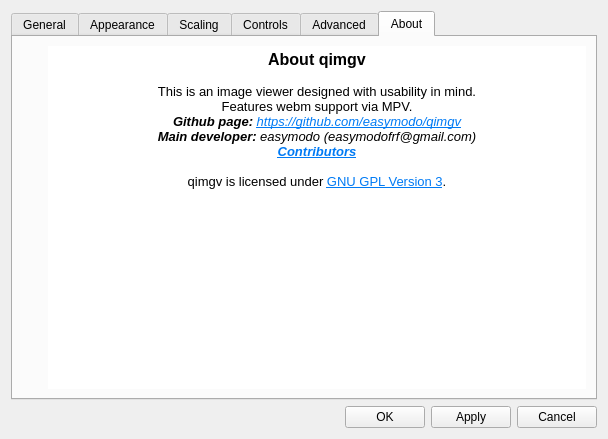
Old version of the form gui/dialogs/settingsdialog.ui in the repository do-i/thumbgrid.
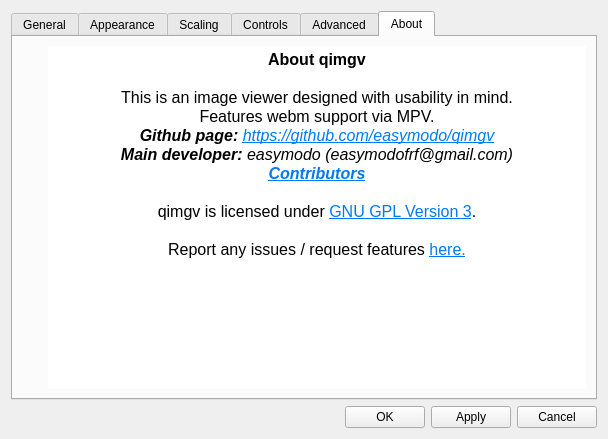
New version of the form. The open tabs and pages were chosen to show the change. Icons and pictures are not drawn. Custom widgets are drawn as their Qt base class.

```diff
--- a/gui/dialogs/settingsdialog.ui
+++ b/gui/dialogs/settingsdialog.ui
@@ -1529,16 +1529,18 @@
             <string>&lt;!DOCTYPE HTML PUBLIC &quot;-//W3C//DTD HTML 4.0//EN&quot; &quot;http://www.w3.org/TR/REC-html40/strict.dtd&quot;&gt;
 &lt;html&gt;&lt;head&gt;&lt;meta name=&quot;qrichtext&quot; content=&quot;1&quot; /&gt;&lt;style type=&quot;text/css&quot;&gt;
 p, li { white-space: pre-wrap; }
-&lt;/style&gt;&lt;/head&gt;&lt;body style=&quot; font-family:'Cantarell'; font-size:11pt; font-weight:400; font-style:normal;&quot;&gt;
+&lt;/style&gt;&lt;/head&gt;&lt;body style=&quot; font-family:'Droid Sans'; font-size:11pt; font-weight:400; font-style:normal;&quot;&gt;
 &lt;p align=&quot;center&quot; style=&quot; margin-top:0px; margin-bottom:0px; margin-left:0px; margin-right:0px; -qt-block-indent:0; text-indent:0px;&quot;&gt;&lt;span style=&quot; font-family:'MS Shell Dlg 2'; font-size:12pt; font-weight:600;&quot;&gt;About qimgv&lt;/span&gt;&lt;/p&gt;
-&lt;p align=&quot;center&quot; style=&quot;-qt-paragraph-type:empty; margin-top:0px; margin-bottom:0px; margin-left:0px; margin-right:0px; -qt-block-indent:0; text-indent:0px; font-family:'MS Shell Dlg 2'; font-size:10pt; font-weight:600;&quot;&gt;&lt;br /&gt;&lt;/p&gt;
-&lt;p align=&quot;center&quot; style=&quot; margin-top:0px; margin-bottom:0px; margin-left:0px; margin-right:0px; -qt-block-indent:0; text-indent:0px;&quot;&gt;&lt;span style=&quot; font-family:'MS Shell Dlg 2'; font-size:10pt;&quot;&gt;This is an image viewer designed with usability in mind.&lt;/span&gt;&lt;/p&gt;
-&lt;p align=&quot;center&quot; style=&quot; margin-top:0px; margin-bottom:0px; margin-left:0px; margin-right:0px; -qt-block-indent:0; text-indent:0px;&quot;&gt;&lt;span style=&quot; font-family:'MS Shell Dlg 2'; font-size:10pt;&quot;&gt;Features webm support via MPV.&lt;/span&gt;&lt;/p&gt;
-&lt;p align=&quot;center&quot; style=&quot; margin-top:0px; margin-bottom:0px; margin-left:0px; margin-right:0px; -qt-block-indent:0; text-indent:0px;&quot;&gt;&lt;span style=&quot; font-family:'MS Shell Dlg 2'; font-size:10pt; font-weight:600; font-style:italic;&quot;&gt;Github page:&lt;/span&gt;&lt;span style=&quot; font-family:'MS Shell Dlg 2'; font-size:10pt; font-style:italic;&quot;&gt; &lt;/span&gt;&lt;a href=&quot;https://github.com/easymodo/qimgv&quot;&gt;&lt;span style=&quot; font-family:'MS Shell Dlg 2'; font-size:10pt; font-style:italic; text-decoration: underline; color:#007af4;&quot;&gt;https://github.com/easymodo/qimgv&lt;/span&gt;&lt;/a&gt;&lt;/p&gt;
-&lt;p align=&quot;center&quot; style=&quot; margin-top:0px; margin-bottom:0px; margin-left:0px; margin-right:0px; -qt-block-indent:0; text-indent:0px;&quot;&gt;&lt;span style=&quot; font-family:'MS Shell Dlg 2'; font-size:10pt; font-weight:600; font-style:italic;&quot;&gt;Main developer:&lt;/span&gt;&lt;span style=&quot; font-family:'MS Shell Dlg 2'; font-size:10pt; font-style:italic;&quot;&gt; easymodo (easymodofrf@gmail.com)&lt;/span&gt;&lt;/p&gt;
-&lt;p align=&quot;center&quot; style=&quot; margin-top:0px; margin-bottom:0px; margin-left:0px; margin-right:0px; -qt-block-indent:0; text-indent:0px;&quot;&gt;&lt;a href=&quot;https://github.com/easymodo/qimgv/graphs/contributors&quot;&gt;&lt;span style=&quot; font-family:'MS Shell Dlg 2'; font-size:10pt; font-weight:600; font-style:italic; text-decoration: underline; color:#007af4;&quot;&gt;Contributors&lt;/span&gt;&lt;/a&gt;&lt;/p&gt;
-&lt;p align=&quot;center&quot; style=&quot;-qt-paragraph-type:empty; margin-top:0px; margin-bottom:0px; margin-left:0px; margin-right:0px; -qt-block-indent:0; text-indent:0px; font-family:'MS Shell Dlg 2'; font-size:10pt; font-weight:600; font-style:italic; text-decoration: underline; color:#007af4;&quot;&gt;&lt;br /&gt;&lt;/p&gt;
-&lt;p align=&quot;center&quot; style=&quot; margin-top:0px; margin-bottom:0px; margin-left:0px; margin-right:0px; -qt-block-indent:0; text-indent:0px;&quot;&gt;&lt;span style=&quot; font-family:'MS Shell Dlg 2'; font-size:10pt;&quot;&gt;qimgv is licensed under &lt;/span&gt;&lt;a href=&quot;https://www.gnu.org/licenses/gpl-3.0.en.html&quot;&gt;&lt;span style=&quot; font-family:'Droid Sans'; font-size:10pt; text-decoration: underline; color:#007af4;&quot;&gt;GNU GPL Version 3&lt;/span&gt;&lt;/a&gt;&lt;span style=&quot; font-family:'MS Shell Dlg 2'; font-size:10pt;&quot;&gt;.&lt;/span&gt;&lt;/p&gt;&lt;/body&gt;&lt;/html&gt;</string>
+&lt;p align=&quot;center&quot; style=&quot;-qt-paragraph-type:empty; margin-top:0px; margin-bottom:0px; margin-left:0px; margin-right:0px; -qt-block-indent:0; text-indent:0px; font-family:'MS Shell Dlg 2'; font-size:12pt; font-weight:600;&quot;&gt;&lt;br /&gt;&lt;/p&gt;
+&lt;p align=&quot;center&quot; style=&quot; margin-top:0px; margin-bottom:0px; margin-left:0px; margin-right:0px; -qt-block-indent:0; text-indent:0px;&quot;&gt;&lt;span style=&quot; font-family:'MS Shell Dlg 2'; font-size:12pt;&quot;&gt;This is an image viewer designed with usability in mind.&lt;/span&gt;&lt;/p&gt;
+&lt;p align=&quot;center&quot; style=&quot; margin-top:0px; margin-bottom:0px; margin-left:0px; margin-right:0px; -qt-block-indent:0; text-indent:0px;&quot;&gt;&lt;span style=&quot; font-family:'MS Shell Dlg 2'; font-size:12pt;&quot;&gt;Features webm support via MPV.&lt;/span&gt;&lt;/p&gt;
+&lt;p align=&quot;center&quot; style=&quot; margin-top:0px; margin-bottom:0px; margin-left:0px; margin-right:0px; -qt-block-indent:0; text-indent:0px;&quot;&gt;&lt;span style=&quot; font-family:'MS Shell Dlg 2'; font-size:12pt; font-weight:600; font-style:italic;&quot;&gt;Github page:&lt;/span&gt;&lt;span style=&quot; font-family:'MS Shell Dlg 2'; font-size:12pt; font-style:italic;&quot;&gt; &lt;/span&gt;&lt;a href=&quot;https://github.com/easymodo/qimgv&quot;&gt;&lt;span style=&quot; font-family:'MS Shell Dlg 2'; font-size:12pt; font-style:italic; text-decoration: underline; color:#007af4;&quot;&gt;https://github.com/easymodo/qimgv&lt;/span&gt;&lt;/a&gt;&lt;/p&gt;
+&lt;p align=&quot;center&quot; style=&quot; margin-top:0px; margin-bottom:0px; margin-left:0px; margin-right:0px; -qt-block-indent:0; text-indent:0px;&quot;&gt;&lt;span style=&quot; font-family:'MS Shell Dlg 2'; font-size:12pt; font-weight:600; font-style:italic;&quot;&gt;Main developer:&lt;/span&gt;&lt;span style=&quot; font-family:'MS Shell Dlg 2'; font-size:12pt; font-style:italic;&quot;&gt; easymodo (easymodofrf@gmail.com)&lt;/span&gt;&lt;/p&gt;
+&lt;p align=&quot;center&quot; style=&quot; margin-top:0px; margin-bottom:0px; margin-left:0px; margin-right:0px; -qt-block-indent:0; text-indent:0px;&quot;&gt;&lt;a href=&quot;https://github.com/easymodo/qimgv/graphs/contributors&quot;&gt;&lt;span style=&quot; font-family:'MS Shell Dlg 2'; font-size:12pt; font-weight:600; font-style:italic; text-decoration: underline; color:#007af4;&quot;&gt;Contributors&lt;/span&gt;&lt;/a&gt;&lt;/p&gt;
+&lt;p align=&quot;center&quot; style=&quot;-qt-paragraph-type:empty; margin-top:0px; margin-bottom:0px; margin-left:0px; margin-right:0px; -qt-block-indent:0; text-indent:0px; font-family:'MS Shell Dlg 2'; font-size:12pt; font-weight:600; font-style:italic; text-decoration: underline; color:#007af4;&quot;&gt;&lt;br /&gt;&lt;/p&gt;
+&lt;p align=&quot;center&quot; style=&quot; margin-top:0px; margin-bottom:0px; margin-left:0px; margin-right:0px; -qt-block-indent:0; text-indent:0px;&quot;&gt;&lt;span style=&quot; font-family:'MS Shell Dlg 2'; font-size:12pt;&quot;&gt;qimgv is licensed under &lt;/span&gt;&lt;a href=&quot;https://www.gnu.org/licenses/gpl-3.0.en.html&quot;&gt;&lt;span style=&quot; font-size:12pt; text-decoration: underline; color:#007af4;&quot;&gt;GNU GPL Version 3&lt;/span&gt;&lt;/a&gt;&lt;span style=&quot; font-family:'MS Shell Dlg 2'; font-size:12pt;&quot;&gt;.&lt;/span&gt;&lt;/p&gt;
+&lt;p align=&quot;center&quot; style=&quot;-qt-paragraph-type:empty; margin-top:0px; margin-bottom:0px; margin-left:0px; margin-right:0px; -qt-block-indent:0; text-indent:0px; font-family:'MS Shell Dlg 2'; font-size:12pt;&quot;&gt;&lt;br /&gt;&lt;/p&gt;
+&lt;p align=&quot;center&quot; style=&quot; margin-top:0px; margin-bottom:0px; margin-left:0px; margin-right:0px; -qt-block-indent:0; text-indent:0px;&quot;&gt;&lt;span style=&quot; font-family:'MS Shell Dlg 2'; font-size:12pt;&quot;&gt;Report any issues / request features &lt;/span&gt;&lt;a href=&quot;https://github.com/easymodo/qimgv/issues&quot;&gt;&lt;span style=&quot; font-size:12pt; text-decoration: underline; color:#007af4;&quot;&gt;here.&lt;/span&gt;&lt;/a&gt;&lt;/p&gt;&lt;/body&gt;&lt;/html&gt;</string>
            </property>
            <property name="openExternalLinks">
             <bool>true</bool>
```
